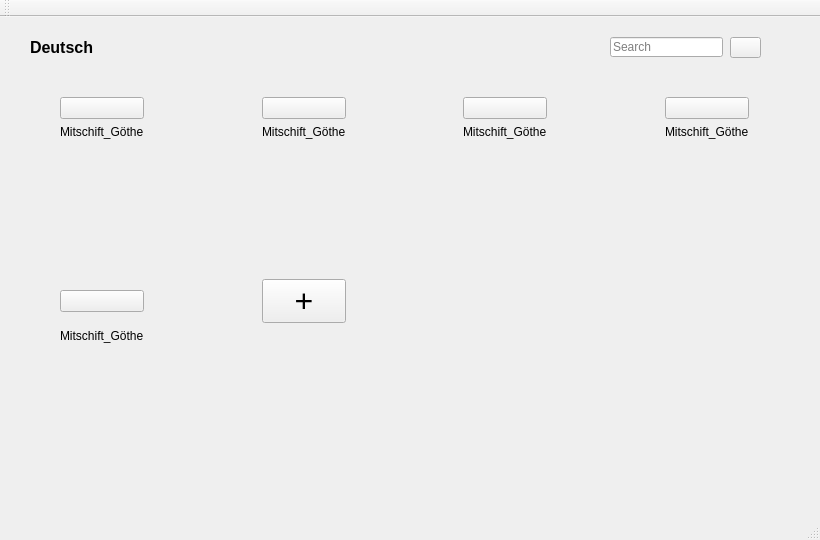
This is subject_detail.ui in orgnnice/OrgNNice as Qt 5 draws it before an edit. The edited form follows.
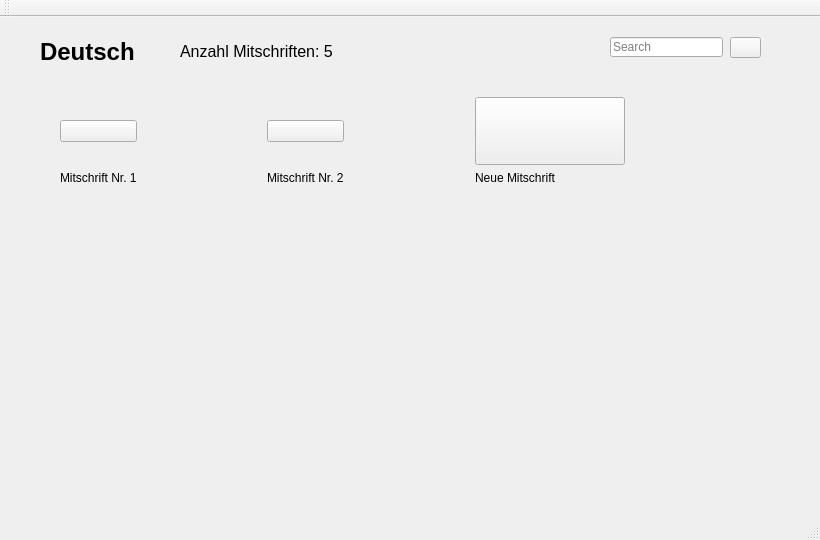
This is the edited form. Icons and pictures are not drawn.

Commit message: Added Refresh on Insert and Updated Subject Detail

```diff
--- a/subject_detail.ui
+++ b/subject_detail.ui
@@ -29,15 +29,15 @@
    <widget class="QLabel" name="label">
     <property name="geometry">
      <rect>
-      <x>30</x>
-      <y>20</y>
-      <width>561</width>
-      <height>21</height>
+      <x>40</x>
+      <y>10</y>
+      <width>131</width>
+      <height>50</height>
      </rect>
     </property>
     <property name="font">
      <font>
-      <pointsize>12</pointsize>
+      <pointsize>18</pointsize>
       <weight>75</weight>
       <bold>true</bold>
      </font>
@@ -56,33 +56,18 @@
      </rect>
     </property>
     <layout class="QGridLayout" name="gridLayout">
-     <item row="1" column="4">
-      <widget class="QLabel" name="label_5">
-       <property name="text">
-        <string>Mitschift_Göthe</string>
+     <item row="0" column="3">
+      <spacer name="horizontalSpacer_3">
+       <property name="orientation">
+        <enum>Qt::Horizontal</enum>
        </property>
-      </widget>
-     </item>
-     <item row="1" column="6">
-      <widget class="QLabel" name="label_6">
-       <property name="text">
-        <string>Mitschift_Göthe</string>
+       <property name="sizeHint" stdset="0">
+        <size>
+         <width>40</width>
+         <height>20</height>
+        </size>
        </property>
-      </widget>
-     </item>
-     <item row="1" column="2">
-      <widget class="QLabel" name="label_4">
-       <property name="text">
-        <string>Mitschift_Göthe</string>
-       </property>
-      </widget>
-     </item>
-     <item row="4" column="0">
-      <widget class="QLabel" name="label_7">
-       <property name="text">
-        <string>Mitschift_Göthe</string>
-       </property>
-      </widget>
+      </spacer>
      </item>
      <item row="0" column="0">
       <widget class="QPushButton" name="pushButton_2">
@@ -104,13 +89,6 @@
        </property>
       </widget>
      </item>
-     <item row="1" column="0">
-      <widget class="QLabel" name="label_2">
-       <property name="text">
-        <string>Mitschift_Göthe</string>
-       </property>
-      </widget>
-     </item>
      <item row="0" column="1">
       <spacer name="horizontalSpacer_2">
        <property name="orientation">
@@ -137,80 +115,10 @@
        </property>
       </spacer>
      </item>
-     <item row="2" column="0">
-      <spacer name="verticalSpacer">
-       <property name="orientation">
-        <enum>Qt::Vertical</enum>
-       </property>
-       <property name="sizeHint" stdset="0">
-        <size>
-         <width>20</width>
-         <height>40</height>
-        </size>
-       </property>
-      </spacer>
-     </item>
-     <item row="0" column="3">
-      <spacer name="horizontalSpacer_3">
-       <property name="orientation">
-        <enum>Qt::Horizontal</enum>
-       </property>
-       <property name="sizeHint" stdset="0">
-        <size>
-         <width>40</width>
-         <height>20</height>
-        </size>
-       </property>
-      </spacer>
-     </item>
-     <item row="0" column="6">
-      <widget class="QPushButton" name="pushButton_3">
+     <item row="1" column="4">
+      <widget class="QLabel" name="label_5">
        <property name="text">
-        <string/>
-       </property>
-       <property name="icon">
-        <iconset>
-         <normaloff>mitschirft.png</normaloff>mitschirft.png</iconset>
-       </property>
-       <property name="iconSize">
-        <size>
-         <width>50</width>
-         <height>100</height>
-        </size>
-       </property>
-      </widget>
-     </item>
-     <item row="0" column="4">
-      <widget class="QPushButton" name="pushButton_4">
-       <property name="text">
-        <string/>
-       </property>
-       <property name="icon">
-        <iconset>
-         <normaloff>mitschirft.png</normaloff>mitschirft.png</iconset>
-       </property>
-       <property name="iconSize">
-        <size>
-         <width>50</width>
-         <height>100</height>
-        </size>
-       </property>
-      </widget>
-     </item>
-     <item row="3" column="0">
-      <widget class="QPushButton" name="pushButton_5">
-       <property name="text">
-        <string/>
-       </property>
-       <property name="icon">
-        <iconset>
-         <normaloff>mitschirft.png</normaloff>mitschirft.png</iconset>
-       </property>
-       <property name="iconSize">
-        <size>
-         <width>50</width>
-         <height>100</height>
-        </size>
+        <string>Neue Mitschrift</string>
        </property>
       </widget>
      </item>
@@ -231,15 +139,29 @@
        </property>
       </widget>
      </item>
-     <item row="3" column="2">
-      <widget class="QPushButton" name="pushButton_8">
+     <item row="1" column="0">
+      <widget class="QLabel" name="label_2">
+       <property name="text">
+        <string>Mitschrift Nr. 1</string>
+       </property>
+      </widget>
+     </item>
+     <item row="1" column="2">
+      <widget class="QLabel" name="label_4">
+       <property name="text">
+        <string>Mitschrift Nr. 2</string>
+       </property>
+      </widget>
+     </item>
+     <item row="0" column="4">
+      <widget class="QPushButton" name="pushButton_4">
        <property name="font">
         <font>
-         <pointsize>24</pointsize>
+         <pointsize>40</pointsize>
         </font>
        </property>
        <property name="text">
-        <string>+</string>
+        <string/>
        </property>
        <property name="icon">
         <iconset>
@@ -253,7 +175,7 @@
        </property>
       </widget>
      </item>
-     <item row="6" column="0">
+     <item row="3" column="0">
       <spacer name="verticalSpacer_2">
        <property name="orientation">
         <enum>Qt::Vertical</enum>
@@ -315,6 +237,24 @@
      </size>
     </property>
    </widget>
+   <widget class="QLabel" name="label_1">
+    <property name="geometry">
+     <rect>
+      <x>180</x>
+      <y>26</y>
+      <width>211</width>
+      <height>16</height>
+     </rect>
+    </property>
+    <property name="font">
+     <font>
+      <pointsize>12</pointsize>
+     </font>
+    </property>
+    <property name="text">
+     <string>Anzahl Mitschriften: 5</string>
+    </property>
+   </widget>
   </widget>
   <widget class="QMenuBar" name="menuBar">
    <property name="geometry">
```
Left out of the diff: 11 changed lines with no effect on the pictures. The commit also changes 6 other files.
